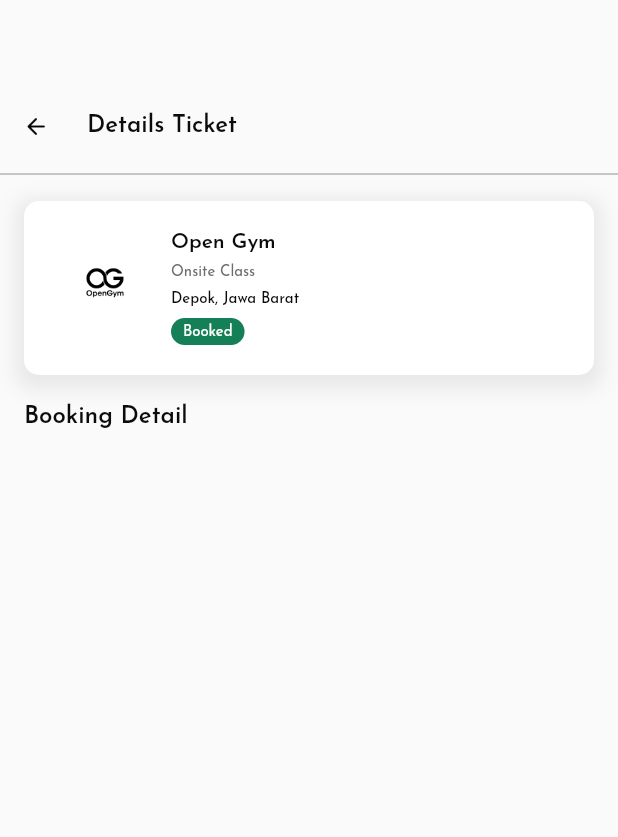
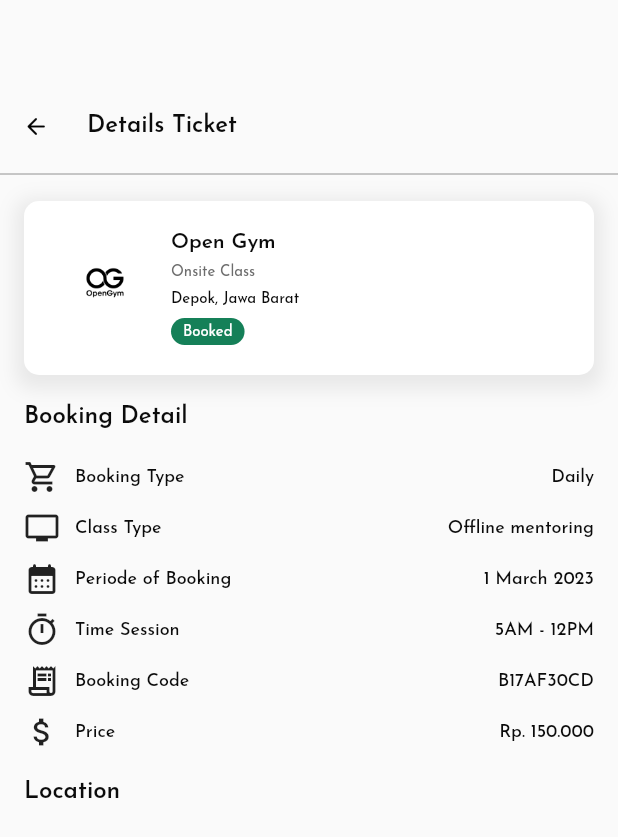
Before and after one commit to Kelompok-Capstone-9/MOBILE, a Flutter app: the screen it shows after launch, on a phone screen of 412 x 824 dp. Shown: the top 837 px of the screen. Run offline on Flutter 3.47's test engine with Material 2 defaults, Android fonts, the phone set to English and light mode, and no system bars; our stand-ins replace google_fonts, table_calendar.

Commit message:
add details ticket screen

```diff
--- a/lib/view/ticket/ticket_screen.dart
+++ b/lib/view/ticket/ticket_screen.dart
@@ -1,6 +1,7 @@
 import 'package:flutter/material.dart';
 import 'package:gofit_apps/themes/color_style.dart';
 import 'package:gofit_apps/view/explore/explore_screen.dart';
+import 'package:gofit_apps/view/ticket/widgets/ticket_card.dart';
 
 class TicketScreen extends StatelessWidget {
   const TicketScreen({super.key});
@@ -23,79 +24,149 @@ class TicketScreen extends StatelessWidget {
             child: Column(
               crossAxisAlignment: CrossAxisAlignment.start,
               children: [
-                Container(
-                  width: double.infinity,
-                  padding: const EdgeInsets.all(10),
-                  decoration: BoxDecoration(
-                    color: ColorsTheme.white,
-                    borderRadius: BorderRadius.circular(10),
-                    boxShadow: [
-                      BoxShadow(
-                        color: Colors.grey.withOpacity(0.2),
-                        spreadRadius: 5,
-                        blurRadius: 10,
-                        offset: const Offset(0, 4),
+                const TicketCard(),
+                const SizedBox(height: 20),
+                Text(
+                  'Booking Detail',
+                  style: ThemeText.heading1,
                 ),
-                    ],
-                  ),
-                  child: ListTile(
-                    minVerticalPadding: 10,
-                    leading: Image.asset(
-                      "assets/images/open-gym.png",
-                    ),
-                    title: Row(
-                      crossAxisAlignment: CrossAxisAlignment.end,
+                const SizedBox(height: 20),
+                Row(
                   mainAxisAlignment: MainAxisAlignment.spaceBetween,
                   children: [
-                        Column(
-                          crossAxisAlignment: CrossAxisAlignment.start,
+                    SizedBox(
+                      child: Row(
                         children: <Widget>[
+                          const Icon(Icons.shopping_cart_outlined),
+                          const SizedBox(width: 10),
                           Text(
-                              'Open Gym',
-                              style: ThemeText.heading2,
-                            ),
-                            const SizedBox(height: 8),
-                            Text(
-                              'Onsite Class',
-                              style: ThemeText.heading4.copyWith(
-                                color: ColorsTheme.grey,
-                              ),
-                            ),
-                            const SizedBox(height: 8),
-                            Text(
-                              "Depok, Jawa Barat",
-                              style: ThemeText.heading4.copyWith(
-                                fontWeight: FontWeight.w500,
-                              ),
-                            ),
-                            const SizedBox(height: 8),
-                            Container(
-                              padding: const EdgeInsets.symmetric(
-                                horizontal: 8,
-                                vertical: 4,
-                              ),
-                              decoration: BoxDecoration(
-                                color: ColorsTheme.success,
-                                borderRadius: BorderRadius.circular(10),
-                              ),
-                              child: Text(
-                                'Booked',
-                                style: ThemeText.heading4.copyWith(
-                                  color: ColorsTheme.white,
-                                ),
-                              ),
-                            )
-                          ],
+                            'Booking Type',
+                            style: ThemeText.heading3,
                           ),
                         ],
                       ),
                     ),
+                    Text(
+                      'Daily',
+                      style: ThemeText.heading3,
+                    )
+                  ],
+                ),
+                const SizedBox(height: 10),
+                Row(
+                  mainAxisAlignment: MainAxisAlignment.spaceBetween,
+                  children: [
+                    SizedBox(
+                      child: Row(
+                        children: <Widget>[
+                          const Icon(Icons.tv_outlined),
+                          const SizedBox(width: 10),
+                          Text(
+                            'Class Type',
+                            style: ThemeText.heading3,
+                          ),
+                        ],
+                      ),
+                    ),
+                    Text(
+                      'Offline mentoring',
+                      style: ThemeText.heading3,
+                    )
+                  ],
+                ),
+                const SizedBox(height: 10),
+                Row(
+                  mainAxisAlignment: MainAxisAlignment.spaceBetween,
+                  children: [
+                    SizedBox(
+                      child: Row(
+                        children: <Widget>[
+                          const Icon(Icons.calendar_month_rounded),
+                          const SizedBox(width: 10),
+                          Text(
+                            'Periode of Booking',
+                            style: ThemeText.heading3,
+                          ),
+                        ],
+                      ),
+                    ),
+                    Text(
+                      '1 March 2023',
+                      style: ThemeText.heading3,
+                    )
+                  ],
+                ),
+                const SizedBox(height: 10),
+                Row(
+                  mainAxisAlignment: MainAxisAlignment.spaceBetween,
+                  children: [
+                    SizedBox(
+                      child: Row(
+                        children: <Widget>[
+                          const Icon(Icons.timer_outlined),
+                          const SizedBox(width: 10),
+                          Text(
+                            'Time Session',
+                            style: ThemeText.heading3,
+                          ),
+                        ],
+                      ),
+                    ),
+                    Text(
+                      '5AM - 12PM',
+                      style: ThemeText.heading3,
+                    )
+                  ],
+                ),
+                const SizedBox(height: 10),
+                Row(
+                  mainAxisAlignment: MainAxisAlignment.spaceBetween,
+                  children: [
+                    SizedBox(
+                      child: Row(
+                        children: <Widget>[
+                          const Icon(Icons.receipt_long_outlined),
+                          const SizedBox(width: 10),
+                          Text(
+                            'Booking Code',
+                            style: ThemeText.heading3,
+                          ),
+                        ],
+                      ),
+                    ),
+                    Text(
+                      'B17AF30CD',
+                      style: ThemeText.heading3,
+                    )
+                  ],
+                ),
+                const SizedBox(height: 10),
+                Row(
+                  mainAxisAlignment: MainAxisAlignment.spaceBetween,
+                  children: [
+                    SizedBox(
+                      child: Row(
+                        children: <Widget>[
+                          const Icon(Icons.attach_money_outlined),
+                          const SizedBox(width: 10),
+                          Text(
+                            'Price',
+                            style: ThemeText.heading3,
+                          ),
+                        ],
+                      ),
+                    ),
+                    Text(
+                      'Rp. 150.000',
+                      style: ThemeText.heading3,
+                    )
+                  ],
                 ),
                 const SizedBox(height: 20),
                 Text(
-                  'Booking Detail',
+                  'Location',
                   style: ThemeText.heading1,
-                )
+                ),
               ],
             ),
           ),
--- /dev/null
+++ b/lib/view/ticket/widgets/ticket_card.dart
@@ -0,0 +1,80 @@
+import 'package:flutter/material.dart';
+import 'package:gofit_apps/themes/color_style.dart';
+
+class TicketCard extends StatelessWidget {
+  const TicketCard({
+    super.key,
+  });
+
+  @override
+  Widget build(BuildContext context) {
+    return Container(
+      width: double.infinity,
+      padding: const EdgeInsets.all(10),
+      decoration: BoxDecoration(
+        color: ColorsTheme.white,
+        borderRadius: BorderRadius.circular(10),
+        boxShadow: [
+          BoxShadow(
+            color: Colors.grey.withOpacity(0.2),
+            spreadRadius: 5,
+            blurRadius: 10,
+            offset: const Offset(0, 4),
+          ),
+        ],
+      ),
+      child: ListTile(
+        minVerticalPadding: 10,
+        leading: Image.asset(
+          "assets/images/open-gym.png",
+        ),
+        title: Row(
+          crossAxisAlignment: CrossAxisAlignment.end,
+          mainAxisAlignment: MainAxisAlignment.spaceBetween,
+          children: [
+            Column(
+              crossAxisAlignment: CrossAxisAlignment.start,
+              children: <Widget>[
+                Text(
+                  'Open Gym',
+                  style: ThemeText.heading2,
+                ),
+                const SizedBox(height: 8),
+                Text(
+                  'Onsite Class',
+                  style: ThemeText.heading4.copyWith(
+                    color: ColorsTheme.grey,
+                  ),
+                ),
+                const SizedBox(height: 8),
+                Text(
+                  "Depok, Jawa Barat",
+                  style: ThemeText.heading4.copyWith(
+                    fontWeight: FontWeight.w500,
+                  ),
+                ),
+                const SizedBox(height: 8),
+                Container(
+                  padding: const EdgeInsets.symmetric(
+                    horizontal: 8,
+                    vertical: 4,
+                  ),
+                  decoration: BoxDecoration(
+                    color: ColorsTheme.success,
+                    borderRadius: BorderRadius.circular(10),
+                  ),
+                  child: Text(
+                    'Booked',
+                    style: ThemeText.heading4.copyWith(
+                      color: ColorsTheme.white,
+                    ),
+                  ),
+                )
+              ],
+            ),
+          ],
+        ),
+      ),
+    );
+  }
+}
```
Lines whose indentation alone changed are shown as unchanged.
